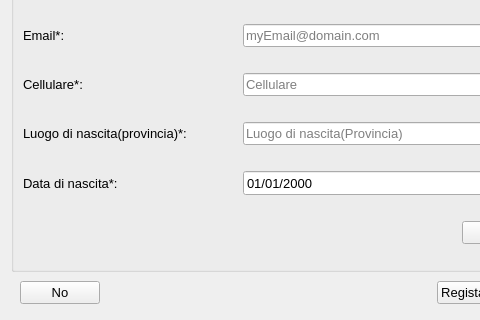
Old version of the form ui/Receptionist/GestireClienti/registraCliente.ui in the repository mdoraz/Hotel; both pictures show x 0 to 480 and y 135 to 455 of the 565 by 455 pixel window.
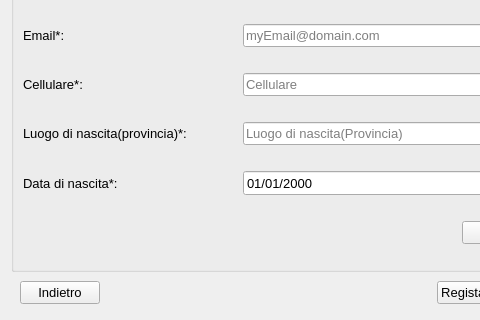
New version of the form.

```diff
--- a/ui/Receptionist/GestireClienti/registraCliente.ui
+++ b/ui/Receptionist/GestireClienti/registraCliente.ui
@@ -187,7 +187,7 @@
       <item>
        <widget class="QPushButton" name="btnNo">
         <property name="text">
-         <string>No</string>
+         <string>Indietro</string>
         </property>
        </widget>
       </item>
```
Left out of the diff: 12 changed lines with no effect on the pictures.
